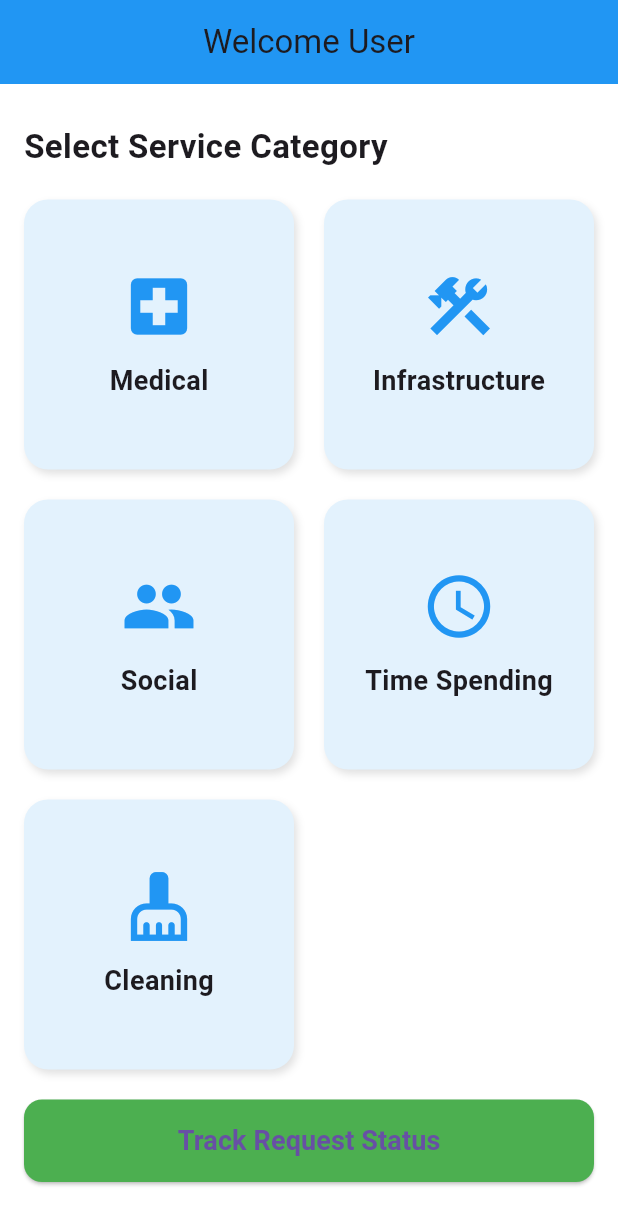
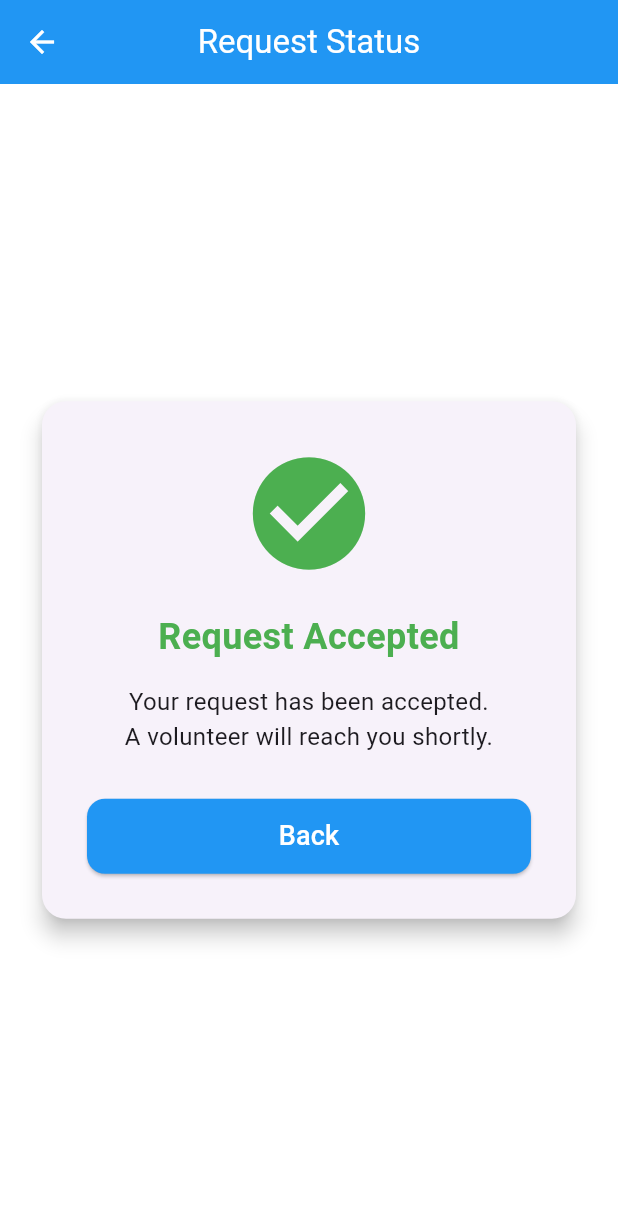
Before and after one commit to SREEHARI-K-I/SeniorConnect, a Flutter app: the CitizenDashboard screen opened directly, after a tap on "Track Request Status", on a phone screen of 412 x 824 dp. Shown: the top 1225 px of the screen. Run offline on Flutter 3.47's test engine with Material 3 defaults, Android fonts, the light colour scheme and no system bars; our stand-ins replace shared_preferences; accounts and stored records are empty.

Commit message:
Upto Request status screen

```diff
--- a/lib/screens/otp_verification.dart
+++ b/lib/screens/otp_verification.dart
@@ -29,7 +29,7 @@ class _OTPVerificationScreenState extends State<OTPVerificationScreen> {
     if (!mounted) return;
     Navigator.pushAndRemoveUntil(
       context,
-      MaterialPageRoute(builder: (_) => const VolunteerDashboard()),
+      MaterialPageRoute(builder: (_) => const CitizenDashboard()),
       (_) => false,
     );
   }
--- /dev/null
+++ b/lib/screens/request_status.dart
@@ -0,0 +1,108 @@
+import 'package:flutter/material.dart';
+
+class RequestStatusScreen extends StatelessWidget {
+  const RequestStatusScreen({super.key});
+
+  @override
+  Widget build(BuildContext context) {
+    // TEMPORARY STATUS FLAG (to be replaced by backend response)
+    // possible values: "pending", "accepted", "rejected"
+    final String requestStatus = "accepted";
+
+    Color statusColor;
+    IconData statusIcon;
+    String statusText;
+    String description;
+
+    switch (requestStatus) {
+      case "accepted":
+        statusColor = Colors.green;
+        statusIcon = Icons.check_circle;
+        statusText = "Request Accepted";
+        description =
+            "Your request has been accepted.\nA volunteer will reach you shortly.";
+        break;
+
+      case "rejected":
+        statusColor = Colors.red;
+        statusIcon = Icons.cancel;
+        statusText = "Request Rejected";
+        description =
+            "Your request was rejected.\nPlease contact Panchayat for details.";
+        break;
+
+      default:
+        statusColor = Colors.orange;
+        statusIcon = Icons.hourglass_top;
+        statusText = "Request Pending";
+        description =
+            "Your request is under review.\nPlease wait for approval.";
+    }
+
+    return Scaffold(
+      appBar: AppBar(
+        title: const Text("Request Status"),
+        centerTitle: true,
+        backgroundColor: Colors.blue,
+        foregroundColor: Colors.white,
+      ),
+      body: Center(
+        child: Padding(
+          padding: const EdgeInsets.all(24),
+          child: Card(
+            elevation: 6,
+            shape: RoundedRectangleBorder(
+              borderRadius: BorderRadius.circular(16),
+            ),
+            child: Padding(
+              padding: const EdgeInsets.all(30),
+              child: Column(
+                mainAxisSize: MainAxisSize.min,
+                children: [
+                  Icon(statusIcon, size: 90, color: statusColor),
+
+                  const SizedBox(height: 20),
+
+                  Text(
+                    statusText,
+                    style: TextStyle(
+                      fontSize: 24,
+                      fontWeight: FontWeight.bold,
+                      color: statusColor,
+                    ),
+                    textAlign: TextAlign.center,
+                  ),
+
+                  const SizedBox(height: 15),
+
+                  Text(
+                    description,
+                    style: const TextStyle(fontSize: 16),
+                    textAlign: TextAlign.center,
+                  ),
+
+                  const SizedBox(height: 30),
+
+                  ElevatedButton(
+                    onPressed: () {
+                      Navigator.pop(context);
+                    },
+                    style: ElevatedButton.styleFrom(
+                      minimumSize: const Size(double.infinity, 50),
+                      backgroundColor: Colors.blue,
+                      foregroundColor: Colors.white,
+                      shape: RoundedRectangleBorder(
+                        borderRadius: BorderRadius.circular(12),
+                      ),
+                    ),
+                    child: const Text("Back", style: TextStyle(fontSize: 18)),
+                  ),
+                ],
+              ),
+            ),
+          ),
+        ),
+      ),
+    );
+  }
+}
--- a/lib/screens/user.dart
+++ b/lib/screens/user.dart
@@ -1,4 +1,5 @@
 import 'package:flutter/material.dart';
+import 'package:senior_citizen_app/screens/request_status.dart';
 
 class CitizenDashboard extends StatelessWidget {
   const CitizenDashboard({super.key});
@@ -73,7 +74,12 @@ class CitizenDashboard extends StatelessWidget {
               height: 55,
               child: ElevatedButton(
                 onPressed: () {
-                  // TODO: Navigate to request status screen
+                  Navigator.push(
+                    context,
+                    MaterialPageRoute(
+                      builder: (context) => const RequestStatusScreen(),
+                    ),
+                  );
                 },
                 style: ElevatedButton.styleFrom(
                   backgroundColor: Colors.green,
```
